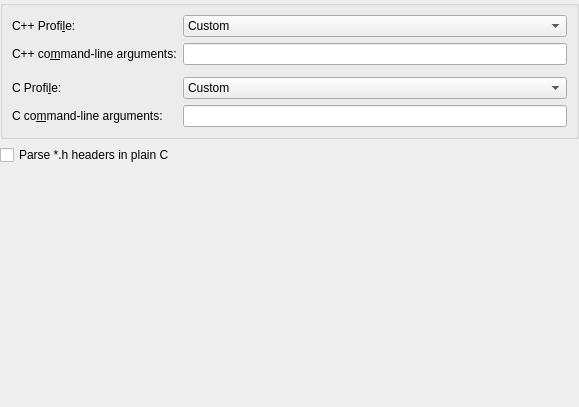
KDE/kdevelop, file languages/plugins/custom-definesandincludes/kcm_widget/parserwidget.ui: the form before one commit.
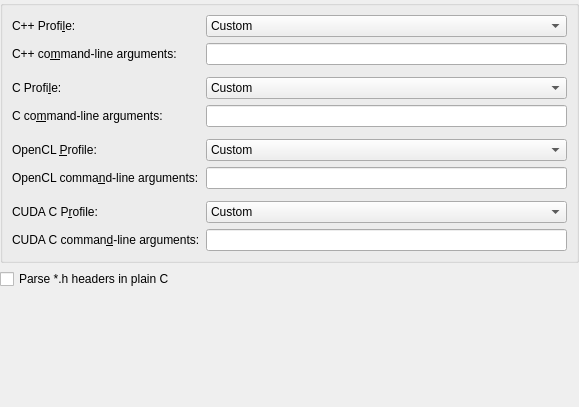
The form after the commit.

Commit message:
Add basic support for CUDA parsing
Summary:
Mostly based on Kevin's D4930 for OpenCL parsing.
LLVM has CUDA support since 3.9 [1], though not really good :/
Also added configuration UI for CUDA and OpenCL parser arguments.

[1] http://releases.llvm.org/3.9.1/docs/CompileCudaWithLLVM.html

Test Plan: Tested locally with a small CUDA project. It still can't parse perfectly, but at least won't mark everything as error. The language standard settings not actually work though.

Reviewers: mwolff, #kdevelop, kfunk

Reviewed By: #kdevelop, kfunk

Subscribers: kfunk, kdevelop-devel

Diff of the .ui file:
```diff
--- a/languages/plugins/custom-definesandincludes/kcm_widget/parserwidget.ui
+++ b/languages/plugins/custom-definesandincludes/kcm_widget/parserwidget.ui
@@ -104,13 +104,26 @@
         </property>
        </widget>
       </item>
+      <item row="2" column="0">
+       <spacer name="verticalSpacer_2">
+        <property name="orientation">
+         <enum>Qt::Vertical</enum>
+        </property>
+        <property name="sizeHint" stdset="0">
+         <size>
+          <width>20</width>
+          <height>40</height>
+         </size>
+        </property>
+       </spacer>
+      </item>
       <item row="3" column="0">
        <widget class="QLabel" name="label_3">
         <property name="text">
          <string>C Profi&amp;le:</string>
         </property>
         <property name="buddy">
-         <cstring>languageStandardsCpp</cstring>
+         <cstring>languageStandardsC</cstring>
         </property>
        </widget>
       </item>
@@ -183,8 +196,8 @@
         </property>
        </widget>
       </item>
-      <item row="2" column="0">
-       <spacer name="verticalSpacer_2">
+      <item row="5" column="0">
+       <spacer name="verticalSpacer_3">
         <property name="orientation">
          <enum>Qt::Vertical</enum>
         </property>
@@ -196,6 +209,167 @@
         </property>
        </spacer>
       </item>
+      <item row="6" column="0">
+       <widget class="QLabel" name="label_4">
+        <property name="text">
+         <string>OpenCL &amp;Profile:</string>
+        </property>
+        <property name="buddy">
+         <cstring>languageStandardsOpenCl</cstring>
+        </property>
+       </widget>
+      </item>
+      <item row="6" column="1">
+       <widget class="QComboBox" name="languageStandardsOpenCl">
+        <property name="sizePolicy">
+         <sizepolicy hsizetype="Preferred" vsizetype="Fixed">
+          <horstretch>0</horstretch>
+          <verstretch>0</verstretch>
+         </sizepolicy>
+        </property>
+        <property name="minimumSize">
+         <size>
+          <width>100</width>
+          <height>0</height>
+         </size>
+        </property>
+        <property name="toolTip">
+         <string>&lt;html&gt;&lt;head/&gt;&lt;body&gt;&lt;p&gt;Choose language profile. &lt;/p&gt;&lt;p&gt;Use &amp;quot;Custom&amp;quot; profile to modify parser command-line arguments&lt;/p&gt;&lt;/body&gt;&lt;/html&gt;</string>
+        </property>
+        <item>
+         <property name="text">
+          <string>Custom</string>
+         </property>
+        </item>
+        <item>
+         <property name="text">
+          <string>c++03</string>
+         </property>
+        </item>
+        <item>
+         <property name="text">
+          <string>c++11</string>
+         </property>
+        </item>
+        <item>
+         <property name="text">
+          <string>c++14</string>
+         </property>
+        </item>
+        <item>
+         <property name="text">
+          <string>c99</string>
+         </property>
+        </item>
+       </widget>
+      </item>
+      <item row="7" column="0">
+       <widget class="QLabel" name="argumentsLabel_3">
+        <property name="text">
+         <string>OpenCL comma&amp;nd-line arguments:</string>
+        </property>
+        <property name="buddy">
+         <cstring>parserOptionsOpenCl</cstring>
+        </property>
+       </widget>
+      </item>
+      <item row="7" column="1">
+       <widget class="QLineEdit" name="parserOptionsOpenCl">
+        <property name="minimumSize">
+         <size>
+          <width>100</width>
+          <height>0</height>
+         </size>
+        </property>
+       </widget>
+      </item>
+      <item row="8" column="0">
+       <spacer name="verticalSpacer_4">
+        <property name="orientation">
+         <enum>Qt::Vertical</enum>
+        </property>
+        <property name="sizeHint" stdset="0">
+         <size>
+          <width>20</width>
+          <height>40</height>
+         </size>
+        </property>
+       </spacer>
+      </item>
+      <item row="9" column="0">
+       <widget class="QLabel" name="label_5">
+        <property name="text">
+         <string>CUDA C P&amp;rofile:</string>
+        </property>
+        <property name="buddy">
+         <cstring>languageStandardsCuda</cstring>
+        </property>
+       </widget>
+      </item>
+      <item row="9" column="1">
+       <widget class="QComboBox" name="languageStandardsCuda">
+        <property name="sizePolicy">
+         <sizepolicy hsizetype="Preferred" vsizetype="Fixed">
+          <horstretch>0</horstretch>
+          <verstretch>0</verstretch>
+         </sizepolicy>
+        </property>
+        <property name="minimumSize">
+         <size>
+          <width>100</width>
+          <height>0</height>
+         </size>
+        </property>
+        <property name="toolTip">
+         <string>&lt;html&gt;&lt;head/&gt;&lt;body&gt;&lt;p&gt;Choose language profile. &lt;/p&gt;&lt;p&gt;Use &amp;quot;Custom&amp;quot; profile to modify parser command-line arguments&lt;/p&gt;&lt;/body&gt;&lt;/html&gt;</string>
+        </property>
+        <item>
+         <property name="text">
+          <string>Custom</string>
+         </property>
+        </item>
+        <item>
+         <property name="text">
+          <string>c++03</string>
+         </property>
+        </item>
+        <item>
+         <property name="text">
+          <string>c++11</string>
+         </property>
+        </item>
+        <item>
+         <property name="text">
+          <string>c++14</string>
+         </property>
+        </item>
+        <item>
+         <property name="text">
+          <string>c99</string>
+         </property>
+        </item>
+       </widget>
+      </item>
+      <item row="10" column="0">
+       <widget class="QLabel" name="argumentsLabel_4">
+        <property name="text">
+         <string>CUDA C comman&amp;d-line arguments:</string>
+        </property>
+        <property name="buddy">
+         <cstring>parserOptionsCuda</cstring>
+        </property>
+       </widget>
+      </item>
+      <item row="10" column="1">
+       <widget class="QLineEdit" name="parserOptionsCuda">
+        <property name="minimumSize">
+         <size>
+          <width>100</width>
+          <height>0</height>
+         </size>
+        </property>
+       </widget>
+      </item>
      </layout>
     </widget>
    </item>
```
The commit also changes 9 other files.
